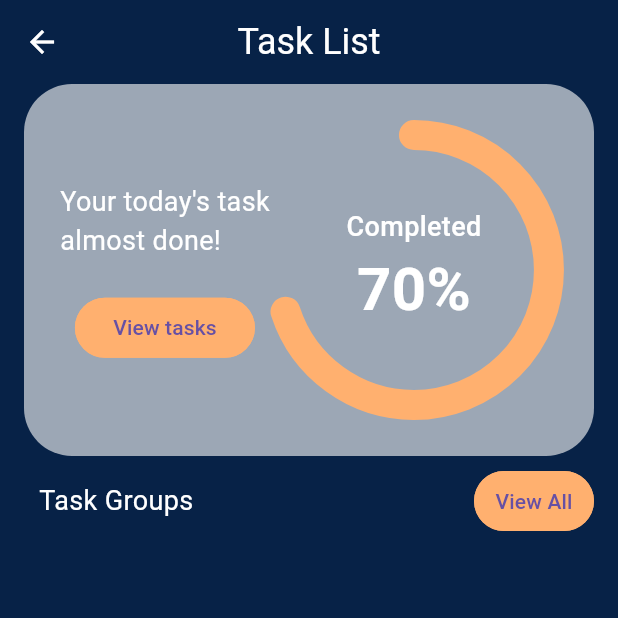
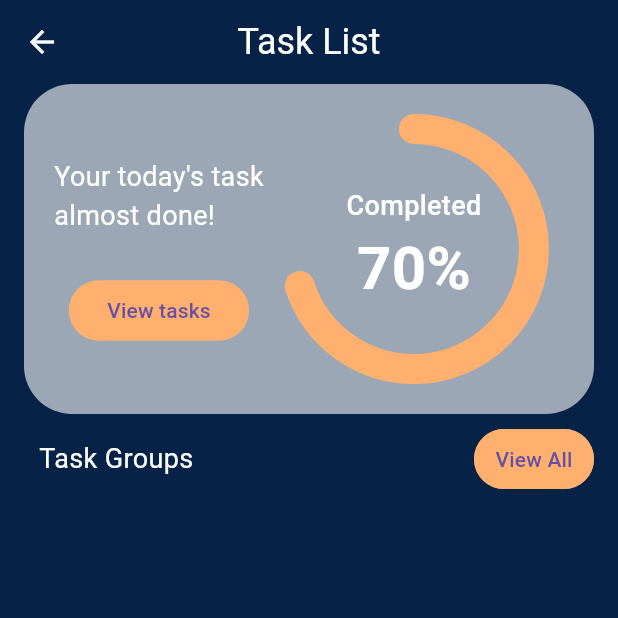
Before and after one commit to shadymohamed532001/Dubli, a Flutter app: the HomeView screen opened directly, on a phone screen of 412 x 824 dp, the top half of it. Run offline on Flutter 3.47's test engine with Material 3 defaults, Android fonts, the phone set to English and light mode, and no system bars; drawn by our look-alikes of percent_indicator; our stand-ins replace dash_chat_2, dio, equatable, flutter_bloc, flutter_screenutil, fluttertoast and 2 more; accounts and stored records are empty.

Commit message:
Update padding and height values in TaskCompletedCircleIndicator
Adjust padding and height values in TaskCompletedCircleIndicator for better
visual alignment and spacing. Add new files TaskGroupItem and TaskGroupsListView
for displaying task group items in the home screen.

```diff
--- a/lib/feature/home/ui/widgets/task_completed_circle_indicator.dart
+++ b/lib/feature/home/ui/widgets/task_completed_circle_indicator.dart
@@ -10,7 +10,7 @@ class TaskCompletedCircleIndicator extends StatelessWidget {
   @override
   Widget build(BuildContext context) {
     return Container(
-      padding: const EdgeInsets.all(24),
+      padding: const EdgeInsets.all(20),
       decoration: BoxDecoration(
         color: ColorManager.darkGreyColor,
         borderRadius: BorderRadius.circular(32),
@@ -26,7 +26,7 @@ class TaskCompletedCircleIndicator extends StatelessWidget {
                 ),
               ),
               const SizedBox(
-                height: 25,
+                height: 30,
               ),
               CustomBottom(
                   bottomHeight: 40,
@@ -41,7 +41,7 @@ class TaskCompletedCircleIndicator extends StatelessWidget {
               child: CircularPercentIndicator(
                 animation: true,
                 animationDuration: 1000,
-                radius: 100,
+                radius: 90,
                 lineWidth: 20,
                 percent: 0.7,
                 progressColor: ColorManager.darkyellowColor,
```
Also changed, not shown: lib/feature/home/ui/widgets/task_group_item.dart (added, +20 -0 lines), lib/feature/home/ui/widgets/task_groups_list_view.dart (added, +19 -0 lines).
